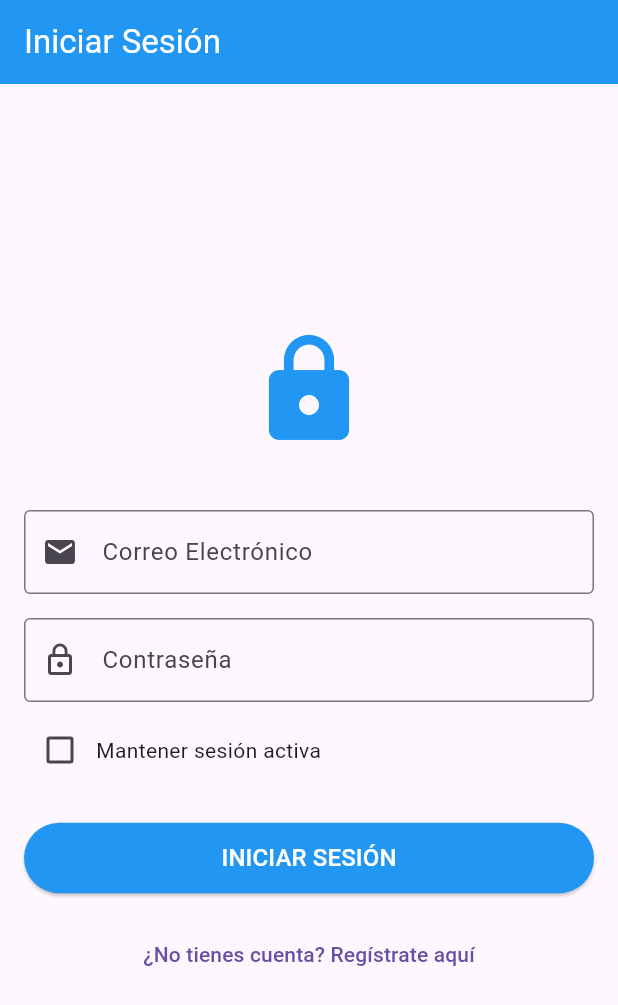
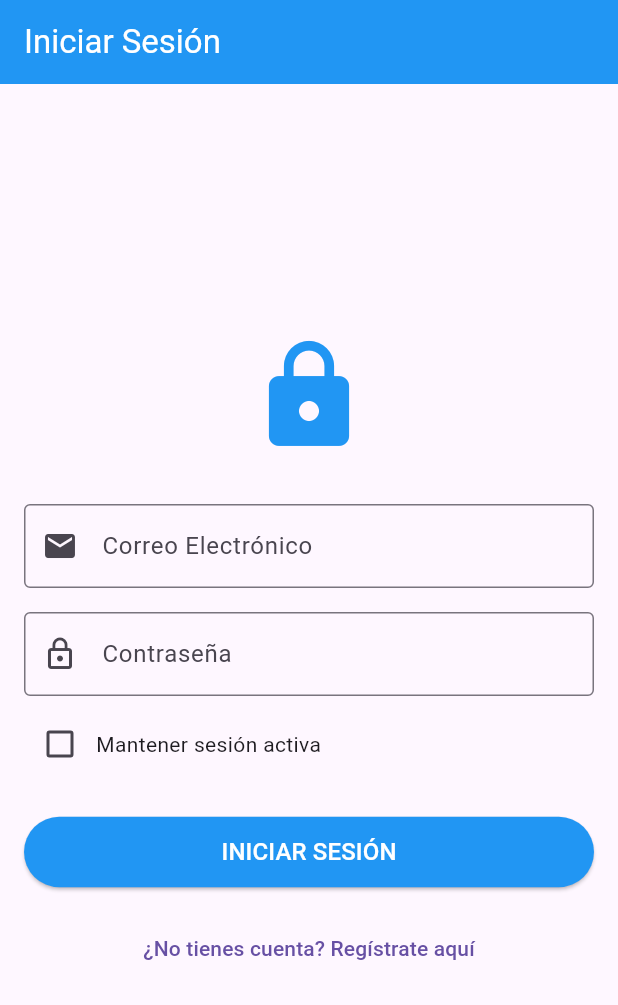
Before and after one commit to jfranuwu/Tarea_2_pmsn2025, a Flutter app: the screen it shows after launch, on a phone screen of 412 x 824 dp. Shown: the top 1005 px of the screen. Run offline on Flutter 3.47's test engine with Material 3 defaults, Android fonts, the light colour scheme and no system bars; our stand-ins replace image_picker, shared_preferences.

Commit message:
versión final

```diff
--- a/lib/screens/login_screen.dart
+++ b/lib/screens/login_screen.dart
@@ -53,8 +53,16 @@ class _LoginScreenState extends State<LoginScreen> {
       appBar: AppBar(
         title: const Text('Iniciar Sesión'),
       ),
-      body: Padding(
+      body: SafeArea(
+        child: SingleChildScrollView(
           padding: const EdgeInsets.all(16.0),
+          child: ConstrainedBox(
+            constraints: BoxConstraints(
+              minHeight: MediaQuery.of(context).size.height -
+                         MediaQuery.of(context).padding.top -
+                         kToolbarHeight - 32,
+            ),
+            child: IntrinsicHeight(
               child: Form(
                 key: _formKey,
                 child: Column(
@@ -67,7 +75,7 @@ class _LoginScreenState extends State<LoginScreen> {
                       size: 80,
                       color: Colors.blue,
                     ),
-              const SizedBox(height: 40),
+                    const SizedBox(height: 32),
 
                     // Campo de email
                     TextFormField(
@@ -149,6 +157,9 @@ class _LoginScreenState extends State<LoginScreen> {
                 ),
               ),
             ),
+          ),
+        ),
+      ),
     );
   }
 }
```
Lines whose indentation alone changed are shown as unchanged.
